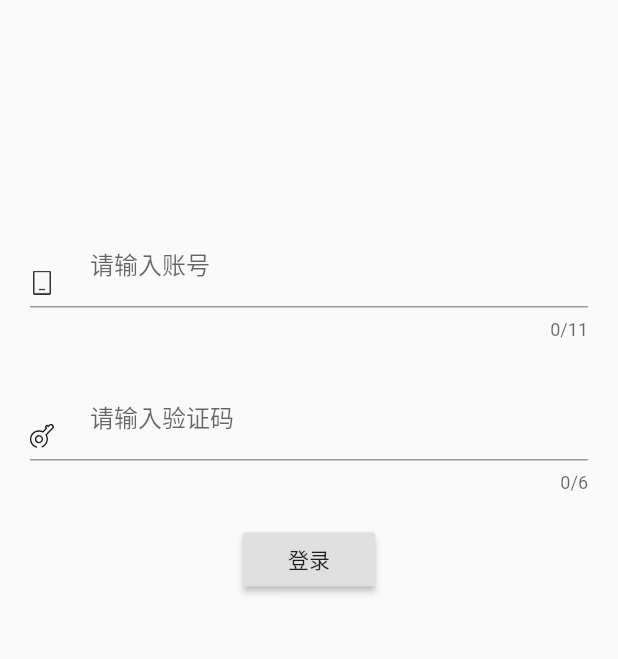
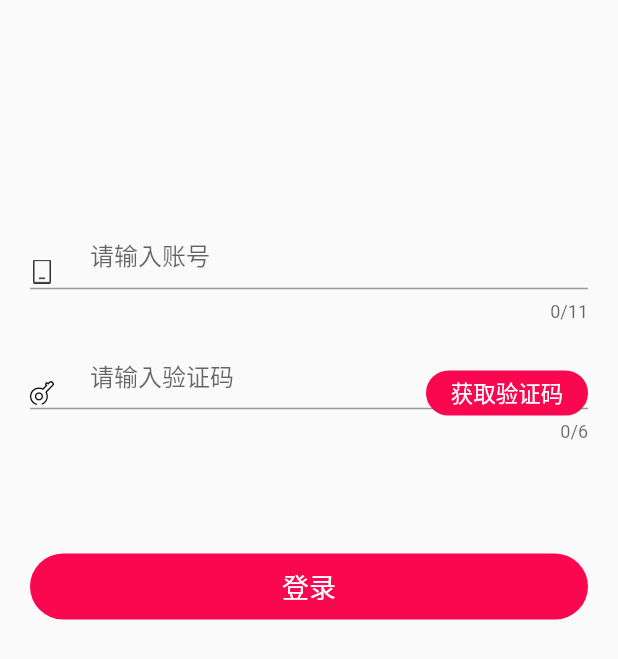
Before and after one commit to lpy19930103/model_mall, a Flutter app: the screen it shows after launch, on a phone screen of 412 x 824 dp. Shown: the top 659 px of the screen. Run offline on Flutter 3.47's test engine with Material 2 defaults, Android fonts, the phone set to English and light mode, and no system bars; our stand-ins replace cookie_jar, dio, event_bus, flutter_easyrefresh, transparent_image; network calls fail; statements that could not run were skipped.

Commit message:
login page

```diff
--- a/lib/page/account/login.dart
+++ b/lib/page/account/login.dart
@@ -1,3 +1,5 @@
+import 'dart:async';
+
 import 'package:dio/dio.dart';
 import 'package:flutter/material.dart';
 import 'package:model_mall/page_constance.dart';
@@ -31,14 +33,11 @@ class _LoginState extends State<LoginWidget> {
 
   @override
   Widget build(BuildContext context) {
-    return new Column(
+    return new ListView(
       children: <Widget>[
         _CustomTextField(phoneController),
         _PwdTextField(passController),
-        RaisedButton(
-          onPressed: _login,
-          child: Text('登录'),
-        ),
+        _loginButton(),
       ],
     );
   }
@@ -72,11 +71,98 @@ class _LoginState extends State<LoginWidget> {
     Navigator.of(context).pushNamedAndRemoveUntil(
         PageConstance.MAIN_SCREEN_PAGE, (Route<dynamic> route) => false);
   }
+
+  Widget _loginButton() {
+    return Container(
+      padding: const EdgeInsets.only(left: 20, top: 67, right: 20),
+      child: InkWell(
+        onTap: _login,
+        child: new Container(
+          alignment: Alignment.center,
+          height: 44.0,
+          decoration: new BoxDecoration(
+            color: Color(0xFFF90850),
+            borderRadius: BorderRadius.all(Radius.circular(30)),
+
+          ),
+          child: new Text(
+            '登录',
+            style: new TextStyle(fontSize: 18.0, color: Colors.white),
+          ),
+        ),
+      ),
+    );
+  }
+}
+
+class VerifyCodeBar extends StatefulWidget {
+  @override
+  State<StatefulWidget> createState() {
+    return VerifyCodeBarState();
+  }
+}
+
+class VerifyCodeBarState extends State<VerifyCodeBar> {
+  int _seconds = 0;
+  Timer _timer;
+  String _verifyStr = "获取验证码";
+
+  _startTimer() {
+    _seconds = 10;
+    _timer = new Timer.periodic(new Duration(seconds: 1), (timer) {
+      if (_seconds == 0) {
+        _cancelTimer();
+        return;
+      }
+      _seconds--;
+      _verifyStr = '$_seconds(s)';
+      setState(() {});
+      if (_seconds == 0) {
+        _verifyStr = '重新发送';
+      }
+    });
+  }
+
+  _cancelTimer() {
+    _timer?.cancel();
+  }
+
+  @override
+  Widget build(BuildContext context) {
+    return InkWell(
+      onTap: (_seconds == 0)
+          ? () {
+              setState(() {
+                _startTimer();
+              });
+            }
+          : null,
+      child: new Container(
+        alignment: Alignment.center,
+        width: 108.0,
+        height: 30.0,
+        decoration: new BoxDecoration(
+          color: Color(0xFFF90850),
+          borderRadius: BorderRadius.all(Radius.circular(30)),
+          border: new Border.all(
+            width: 1.0,
+            color: Color(0xFFF90850),
+          ),
+        ),
+        child: new Text(
+          '$_verifyStr',
+          style: new TextStyle(fontSize: 15.0, color: Colors.white),
+        ),
+      ),
+    );
+  }
 }
 
 Widget _CustomTextField(TextEditingController phoneController) {
   return Container(
-    padding: const EdgeInsets.only(left: 20, top: 150, bottom: 20, right: 20),
+      padding: const EdgeInsets.only(left: 20, top: 150, bottom: 10, right: 20),
+      child: Container(
+        height: 62,
         child: Stack(
           alignment: Alignment.centerLeft,
           children: <Widget>[
@@ -99,12 +185,14 @@ Widget _CustomTextField(TextEditingController phoneController) {
             )
           ],
         ),
-  );
+      ));
 }
 
 Widget _PwdTextField(TextEditingController passController) {
   return Container(
-    padding: const EdgeInsets.only(left: 20, top: 5, bottom: 20, right: 20),
+    padding: const EdgeInsets.only(left: 20, top: 10, bottom: 10, right: 20),
+    child: Container(
+      height: 60,
       child: Stack(
         alignment: Alignment.centerLeft,
         children: <Widget>[
@@ -124,8 +212,13 @@ Widget _PwdTextField(TextEditingController passController) {
               labelText: '请输入验证码',
             ),
             autofocus: false,
+          ),
+          Align(
+            alignment: Alignment.centerRight,
+            child: VerifyCodeBar(),
           )
         ],
       ),
+    ),
   );
 }
--- a/lib/page/main.dart
+++ b/lib/page/main.dart
@@ -55,7 +55,7 @@ class MyApp extends StatelessWidget {
       //去除debug角标
       title: 'Mall',
       theme: ThemeData(
-        primarySwatch: Colors.red,
+        primaryColor:  Color(0xFFF90850),
       ),
       home: WelcomePage(),
       routes: PageConstance.getRoutes(),
--- a/lib/page/mainScreen.dart
+++ b/lib/page/mainScreen.dart
@@ -55,13 +55,13 @@ class _MainScreenState extends State<MainScreenPage>
           BottomTabBarItem(icon: Icon(_icons[1]), title: Text(_titles[1])),
           BottomTabBarItem(icon: Icon(_icons[2]), title: Text(_titles[2])),
         ],
-        fixedColor: Colors.red,
+        fixedColor: Color(0xFFF90850),
         currentIndex: _selectedIndex,
         onTap: _onItemTapped,
         type: BottomTabBarType.fixed,
         isAnimation: false,
         isInkResponse: false,
-        badgeColor: Colors.red,
+        badgeColor: Color(0xFFF90850),
       ),
     );
   }
--- a/lib/page/splash.dart
+++ b/lib/page/splash.dart
@@ -48,7 +48,7 @@ class _WelcomePageState extends State<WelcomePage>
             child: new Container(
               padding: const EdgeInsets.only(top: 30, right: 20.0),
               child: new SkipDownTimeProgress(
-                Colors.red,
+                Color(0xFFF90850),
                 22,
                 new Duration(seconds: 3),
                 new Size(25, 25),
--- a/lib/view/banner.dart
+++ b/lib/view/banner.dart
@@ -31,7 +31,7 @@ class BannerWidget extends StatefulWidget {
       {Key key,
       int this.duration = 5000,
       double this.pointRadius = 3.0,
-      Color this.selectedColor = Colors.red,
+      Color this.selectedColor = Color(0xFFF90850),
       Color this.unSelectedColor = Colors.white,
       Color this.textBackgroundColor = const Color(0x00000000),
       bool this.isHorizontal = true,
--- a/lib/view/bottom_bar/bottom_tab_bar_main.dart
+++ b/lib/view/bottom_bar/bottom_tab_bar_main.dart
@@ -132,7 +132,7 @@ enum BottomTabBarType {
 ///               title: Text(titles[3])),
 ///           BottomTabBarItem(icon: Icon(icons[4]), title: Text(titles[4])),
 ///         ],
-///         fixedColor: Colors.red,
+///         fixedColor: Color(0xFFF90850),
 ///         currentIndex: _selectedIndex,
 ///         onTap: _onItemSelected,
 ///         type: BottomTabBarType.fixed,
```
Lines whose indentation alone changed are shown as unchanged.
